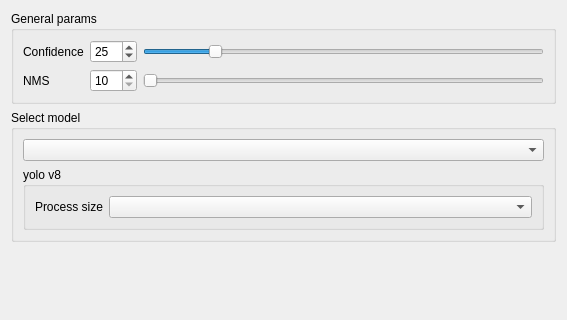
Before: the Qt Designer form generic_cv_tasks/ui/widget_object_detect_model_select.ui in stereomatchingkiss/show_cases, drawn with Qt 5; both pictures show x 0 to 567 and y 0 to 320 of the 567 by 555 pixel window.
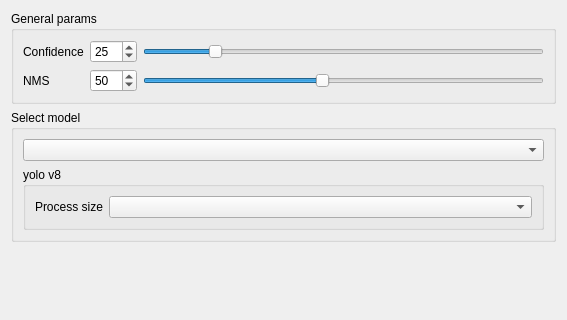
After: the same form once the commit is applied.

Commit message: change default value of nms

The edit to the form file:
```diff
--- a/generic_cv_tasks/ui/widget_object_detect_model_select.ui
+++ b/generic_cv_tasks/ui/widget_object_detect_model_select.ui
@@ -65,6 +65,9 @@
         <property name="maximum">
          <number>100</number>
         </property>
+        <property name="value">
+         <number>50</number>
+        </property>
        </widget>
       </item>
       <item row="1" column="2">
@@ -75,6 +78,9 @@
         <property name="maximum">
          <number>100</number>
         </property>
+        <property name="value">
+         <number>50</number>
+        </property>
         <property name="orientation">
          <enum>Qt::Horizontal</enum>
         </property>
```
